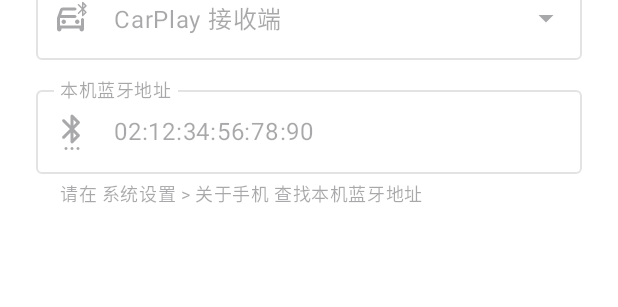
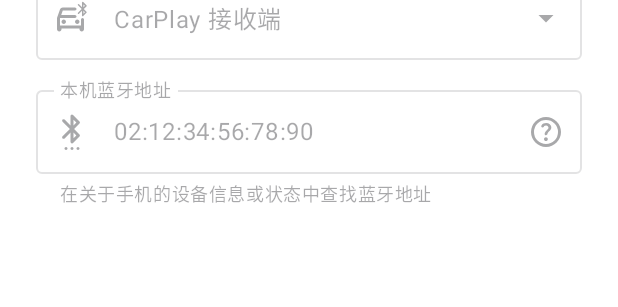
Before and after one commit to TiansinKinyon/CarNat, an Android app built with Jetpack Compose: the @Preview function ProjectionActivePreview, on a phone screen of 412 x 824 dp. Shown: the part 319-626 px from the top of the screen. Run offline under Robolectric (Android 15) with nearby library versions, the phone set to English and light mode, and no system bars; libraries missing offline, so code that uses them is left out: com.dd.plist.

Commit message:
Add Bluetooth address help and settings shortcut

```diff
--- a/app/src/main/java/com/baidu/carlife/xiaomi/ui/help/HelpScreen.kt
+++ b/app/src/main/java/com/baidu/carlife/xiaomi/ui/help/HelpScreen.kt
@@ -47,6 +47,7 @@ internal fun HelpScreen() {
         HelpSection(
             "如何连接",
             "请先打开蓝牙，完成手机和车机的蓝牙配对。然后前往手机系统设置，在 系统设置 > 关于手机 里找到本机蓝牙地址。\n\n" +
+                    "小米 HyperOS：我的设备 > 全部参数与信息 > 状态信息 > 蓝牙地址\n\n" +
                     "在连接页面，选择对应的车载蓝牙名称，并填写本机蓝牙地址即可开始投屏。尽量同时发起车机端和手机端的连接请求，连接过程中请留并允许手机连接到车机的热点。\n\n" +
                     "CarWith 启动过程中 CarNat 自动退回到桌面是正常现象，启动完成后就可以返回 CarNat 主界面\n\n" +
                     "※ 部分车机可能需要预先手动连接热点，请打开车机的热点并在手机上完成连接，然后再发起连接请求。",
--- a/app/src/main/java/com/baidu/carlife/xiaomi/ui/projection/ProjectionScreen.kt
+++ b/app/src/main/java/com/baidu/carlife/xiaomi/ui/projection/ProjectionScreen.kt
@@ -3,9 +3,13 @@ package com.baidu.carlife.xiaomi.ui.projection
 import android.Manifest
 import android.annotation.SuppressLint
 import android.bluetooth.BluetoothManager
+import android.content.ActivityNotFoundException
 import android.content.Context
+import android.content.Intent
 import android.content.pm.PackageManager
 import android.os.Build
+import android.provider.Settings
+import android.widget.Toast
 import androidx.activity.compose.rememberLauncherForActivityResult
 import androidx.activity.result.contract.ActivityResultContracts
 import androidx.annotation.DrawableRes
@@ -25,6 +29,7 @@ import androidx.compose.foundation.layout.heightIn
 import androidx.compose.foundation.layout.Row
 import androidx.compose.foundation.layout.size
 import androidx.compose.foundation.shape.RoundedCornerShape
+import androidx.compose.material3.AlertDialog
 import androidx.compose.material3.Card
 import androidx.compose.material3.CardDefaults
 import androidx.compose.material3.DropdownMenuItem
@@ -34,6 +39,7 @@ import androidx.compose.material3.ExposedDropdownMenuBox
 import androidx.compose.material3.ExposedDropdownMenuDefaults
 import androidx.compose.material3.ExtendedFloatingActionButton
 import androidx.compose.material3.Icon
+import androidx.compose.material3.IconButton
 import androidx.compose.material3.LinearProgressIndicator
 import androidx.compose.material3.Surface
 import androidx.compose.material3.TextButton
@@ -117,6 +123,7 @@ internal fun ProjectionScreen(active: Boolean, modifier: Modifier = Modifier) {
         settings = settings,
         phoneAddress = phoneAddress,
         onAddressChange = { phoneAddress = it.trim().uppercase(Locale.ROOT).take(17) },
+        onOpenDeviceInfo = { openDeviceInfoSettings(context) },
         error = error,
         supported = Build.VERSION.SDK_INT >= 33,
         receiverPicker = {
@@ -170,6 +177,7 @@ private fun ProjectionContent(
     settings: ReceiverSettings,
     phoneAddress: String,
     onAddressChange: (String) -> Unit,
+    onOpenDeviceInfo: () -> Unit,
     error: String?,
     supported: Boolean,
     receiverPicker: @Composable () -> Unit,
@@ -180,6 +188,7 @@ private fun ProjectionContent(
     val validAddress = ReceiverSettings.validAddress(phoneAddress)
     val addressFocus = remember { FocusRequester() }
     var addressRequired by rememberSaveable { mutableStateOf(false) }
+    var showAddressHelp by rememberSaveable { mutableStateOf(false) }
     val addressError = !validAddress && (addressRequired || phoneAddress.isNotEmpty())
     val connectionError = error ?: status.error
     val showError = supported && (
@@ -258,6 +267,14 @@ private fun ProjectionContent(
                 receiverPicker()
                 OutlinedTextField(
                     leadingIcon = { Icon(painterResource(R.drawable.ic_settings_bluetooth), contentDescription = null) },
+                    trailingIcon = {
+                        IconButton(onClick = { showAddressHelp = true }) {
+                            Icon(
+                                painterResource(R.drawable.ic_help),
+                                contentDescription = "如何查找本机蓝牙地址",
+                            )
+                        }
+                    },
                     value = phoneAddress,
                     onValueChange = {
                         if (ReceiverSettings.validAddress(it)) addressRequired = false
@@ -269,7 +286,7 @@ private fun ProjectionContent(
                         Text(when {
                             addressError && phoneAddress.isBlank() -> "请填写本机蓝牙地址"
                             addressError -> "请输入有效的蓝牙地址"
-                            else -> "请在 系统设置 > 关于手机 查找本机蓝牙地址"
+                            else -> "在关于手机的设备信息或状态中查找蓝牙地址"
                         })
                     },
                     isError = addressError,
@@ -302,6 +319,23 @@ private fun ProjectionContent(
                 text = { Text(if (status.active) "停止投屏" else "开始投屏") },
             )
         }
+    }
+    if (supported && showAddressHelp) {
+        AlertDialog(
+            onDismissRequest = { showAddressHelp = false },
+            title = { Text("如何查找本机蓝牙地址") },
+            text = { Text("在 系统设置 > 关于手机 里查找本机蓝牙地址，因机型而异。\n\n" +
+                    "小米 HyperOS：我的设备 > 全部参数与信息 > 状态信息 > 蓝牙地址") },
+            dismissButton = {
+                TextButton(onClick = { showAddressHelp = false }) { Text("取消") }
+            },
+            confirmButton = {
+                TextButton(onClick = {
+                    showAddressHelp = false
+                    onOpenDeviceInfo()
+                }) { Text("打开设置") }
+            },
+        )
     }
 }
 
@@ -390,6 +424,20 @@ private fun startProjection(context: Context, settings: ReceiverSettings): Strin
     return null
 }
 
+private fun openDeviceInfoSettings(context: Context) {
+    for (action in listOf(Settings.ACTION_DEVICE_INFO_SETTINGS, Settings.ACTION_SETTINGS)) {
+        try {
+            context.startActivity(Intent(action))
+            return
+        } catch (_: ActivityNotFoundException) {
+            continue
+        } catch (_: SecurityException) {
+            continue
+        }
+    }
+    Toast.makeText(context, "无法打开系统设置", Toast.LENGTH_SHORT).show()
+}
+
 @Preview(name = "待连接", showBackground = true, widthDp = 360)
 @Composable
 private fun ProjectionReadyPreview() {
@@ -436,6 +484,7 @@ private fun ProjectionPreviewContent(status: CaptureStatus) {
         settings = ReceiverSettings(name = "CarPlay 接收端", receiverAddress = "02:00:00:00:00:01"),
         phoneAddress = "02:12:34:56:78:90",
         onAddressChange = {},
+        onOpenDeviceInfo = {},
         error = null,
         supported = true,
         receiverPicker = {
```
